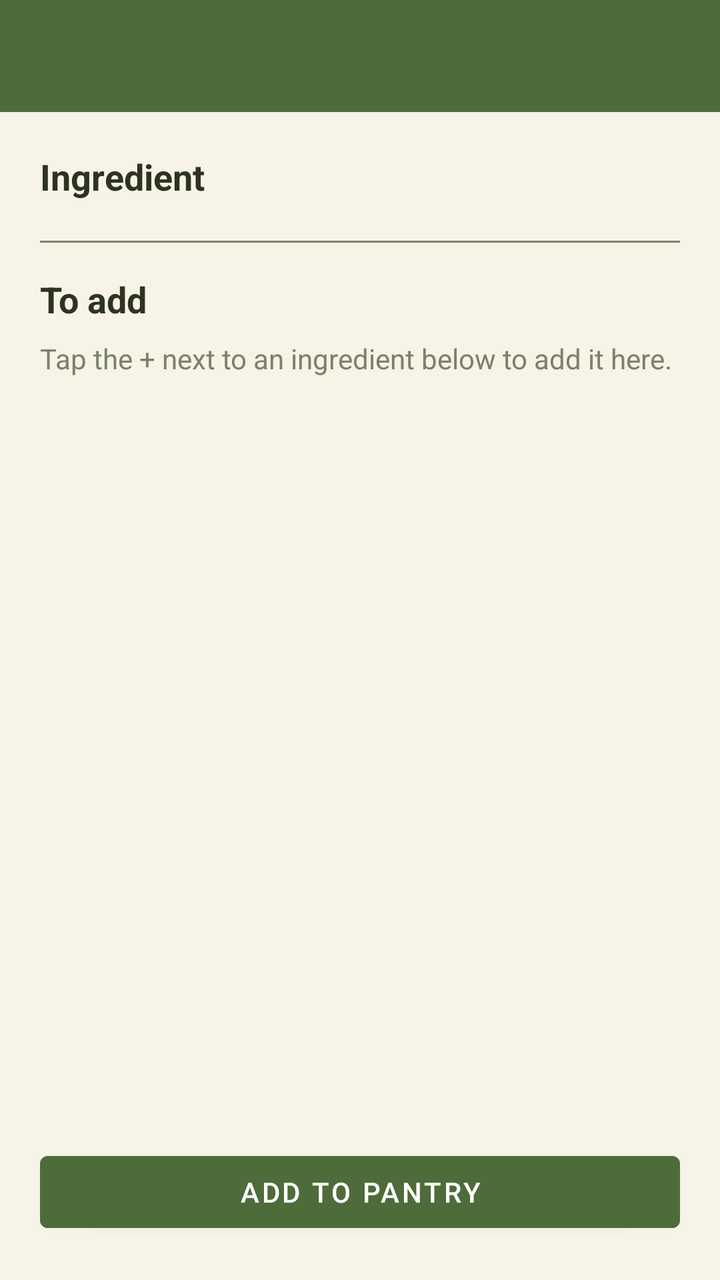
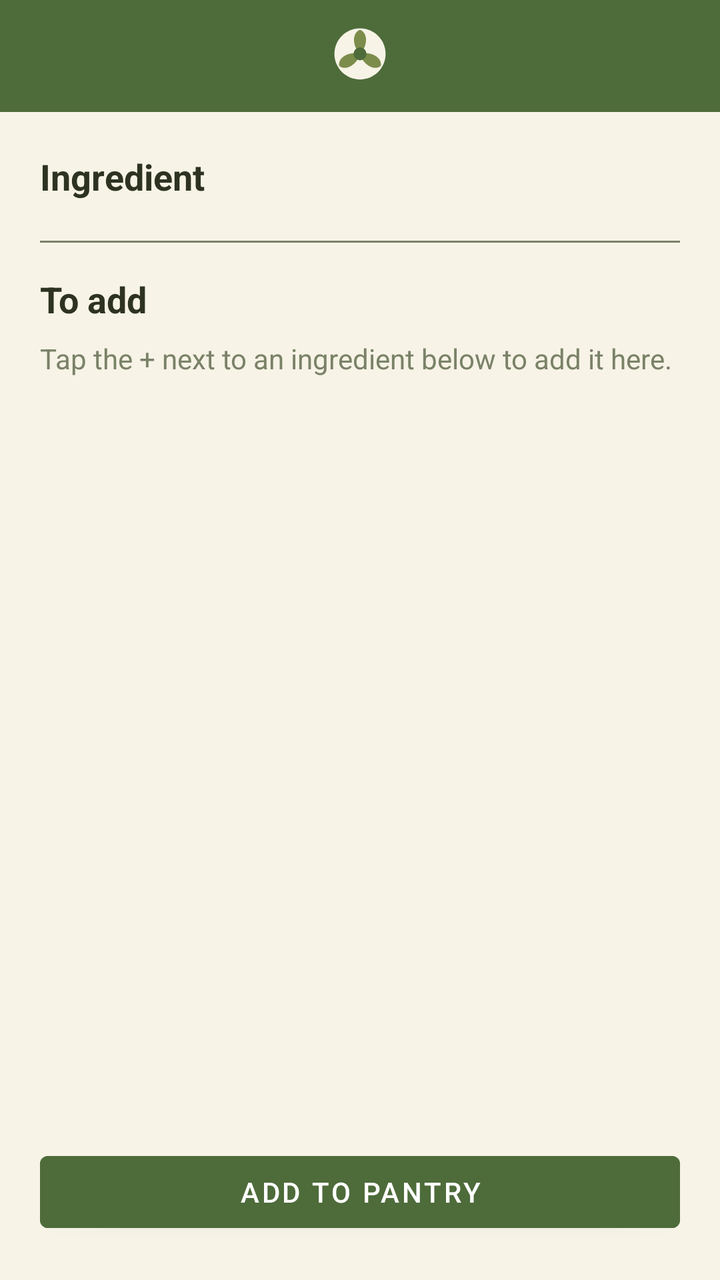

An Android layout rendered at two revisions. The XML below is the earlier revision; the diff shows what the commit changed to produce the second picture.
<!-- AndroidManifest.xml: application theme Theme.ScrapsToSavory -->
<!-- res/layout/activity_add_ingredients.xml -->
<?xml version="1.0" encoding="utf-8"?>
<LinearLayout xmlns:android="http://schemas.android.com/apk/res/android"
    android:layout_width="match_parent"
    android:layout_height="match_parent"
    android:background="@color/pantry_background"
    android:orientation="vertical">

    <androidx.appcompat.widget.Toolbar
        android:id="@+id/toolbar"
        android:layout_width="match_parent"
        android:layout_height="?attr/actionBarSize"
        android:background="@color/pantry_primary"
        android:title="@string/add_ingredients_title"
        android:titleTextColor="@color/white" />

    <ScrollView
        android:layout_width="match_parent"
        android:layout_height="0dp"
        android:layout_weight="1"
        android:fillViewport="true">

        <LinearLayout
            android:layout_width="match_parent"
            android:layout_height="wrap_content"
            android:orientation="vertical"
            android:padding="20dp">

            <TextView
                android:layout_width="wrap_content"
                android:layout_height="wrap_content"
                android:text="@string/ingredient_name_hint"
                android:textColor="@color/pantry_text_primary"
                android:textSize="18sp"
                android:textStyle="bold" />

            <LinearLayout
                android:id="@+id/containerIngredientGroups"
                android:layout_width="match_parent"
                android:layout_height="wrap_content"
                android:layout_marginTop="4dp"
                android:orientation="vertical" />

            <View
                android:layout_width="match_parent"
                android:layout_height="1dp"
                android:layout_marginTop="16dp"
                android:background="@color/pantry_text_secondary" />

            <TextView
                android:layout_width="wrap_content"
                android:layout_height="wrap_content"
                android:layout_marginTop="16dp"
                android:text="@string/add_ingredients_staged_heading"
                android:textColor="@color/pantry_text_primary"
                android:textSize="18sp"
                android:textStyle="bold" />

            <TextView
                android:id="@+id/textStagedEmpty"
                android:layout_width="match_parent"
                android:layout_height="wrap_content"
                android:layout_marginTop="8dp"
                android:text="@string/add_ingredients_staged_empty"
                android:textColor="@color/pantry_text_secondary"
                android:textSize="14sp" />

            <LinearLayout
                android:id="@+id/containerStagedList"
                android:layout_width="match_parent"
                android:layout_height="wrap_content"
                android:layout_marginTop="4dp"
                android:orientation="vertical" />

        </LinearLayout>
    </ScrollView>

    <Button
        android:id="@+id/buttonAddAll"
        android:layout_width="match_parent"
        android:layout_height="wrap_content"
        android:layout_margin="20dp"
        android:backgroundTint="@color/pantry_primary"
        android:text="@string/add_ingredients_save"
        android:textColor="@color/white" />

</LinearLayout>
<!-- resources referenced by this layout -->
<resources>
  <color name="pantry_background">#F7F3E6</color>
  <color name="pantry_primary">#4E6B3A</color>
  <color name="pantry_text_primary">#2E3321</color>
  <color name="pantry_text_secondary">#7A8268</color>
  <color name="white">#FFFFFF</color>
  <string name="add_ingredients_save">Add to pantry</string>
  <string name="add_ingredients_staged_empty">Tap the + next to an ingredient below to add it here.</string>
  <string name="add_ingredients_staged_heading">To add</string>
  <string name="add_ingredients_title">Add Ingredients</string>
  <string name="ingredient_name_hint">Ingredient</string>
  <style name="Theme.ScrapsToSavory" parent="Theme.MaterialComponents.Light.NoActionBar">
          <item name="colorPrimary">@color/pantry_primary</item>
          <item name="colorPrimaryDark">@color/pantry_primary_dark</item>
          <item name="colorAccent">@color/pantry_accent</item>
          <item name="android:windowBackground">@color/pantry_background</item>
      </style>
  <color name="pantry_primary_dark">#35492A</color>
  <color name="pantry_accent">#7C8C4B</color>
</resources>

<!-- the commit's change to res/layout/activity_add_ingredients.xml (unified diff, before → after) -->
@@ -11,7 +11,15 @@
         android:layout_height="?attr/actionBarSize"
         android:background="@color/pantry_primary"
         android:title="@string/add_ingredients_title"
-        android:titleTextColor="@color/white" />
+        android:titleTextColor="@color/white">
+
+        <ImageView
+            android:layout_width="32dp"
+            android:layout_height="32dp"
+            android:layout_gravity="center"
+            android:contentDescription="@string/app_name"
+            android:src="@drawable/ic_logo_toolbar" />
+    </androidx.appcompat.widget.Toolbar>
 
     <ScrollView
         android:layout_width="match_parent"
<!-- resource entries referenced after the edit -->
@@ -5,10 +5,55 @@
   <color name="pantry_text_primary">#2E3321</color>
   <color name="pantry_text_secondary">#7A8268</color>
   <color name="white">#FFFFFF</color>
+  <!-- drawable ic_logo_toolbar (drawable) -->
+  <vector xmlns:android="http://schemas.android.com/apk/res/android"
+      android:width="120dp"
+      android:height="120dp"
+      android:viewportWidth="120"
+      android:viewportHeight="120">
+  
+      
+      <path
+          android:fillColor="@color/pantry_background"
+          android:pathData="M60,8 C86.5097,8 108,29.4903 108,56 C108,82.5097 86.5097,104 60,104 C33.4903,104 12,82.5097 12,56 C12,29.4903 33.4903,8 60,8 Z" />
+  
+      <group
+          android:pivotX="60"
+          android:pivotY="56"
+          android:rotation="0">
+          <path
+              android:fillColor="@color/pantry_accent"
+              android:pathData="M60,56 C45,41 45,16 60,11 C75,16 75,41 60,56 Z" />
+      </group>
+  
+      <group
+          android:pivotX="60"
+          android:pivotY="56"
+          android:rotation="120">
+          <path
+              android:fillColor="@color/pantry_accent"
+              android:pathData="M60,56 C45,41 45,16 60,11 C75,16 75,41 60,56 Z" />
+      </group>
+  
+      <group
+          android:pivotX="60"
+          android:pivotY="56"
+          android:rotation="240">
+          <path
+              android:fillColor="@color/pantry_accent"
+              android:pathData="M60,56 C45,41 45,16 60,11 C75,16 75,41 60,56 Z" />
+      </group>
+  
+      <path
+          android:fillColor="@color/pantry_primary"
+          android:pathData="M60,44 C66.6274,44 72,49.3726 72,56 C72,62.6274 66.6274,68 60,68 C53.3726,68 48,62.6274 48,56 C48,49.3726 53.3726,44 60,44 Z" />
+  
+  </vector>
   <string name="add_ingredients_save">Add to pantry</string>
   <string name="add_ingredients_staged_empty">Tap the + next to an ingredient below to add it here.</string>
   <string name="add_ingredients_staged_heading">To add</string>
   <string name="add_ingredients_title">Add Ingredients</string>
+  <string name="app_name">Scraps to Savory</string>
   <string name="ingredient_name_hint">Ingredient</string>
   <style name="Theme.ScrapsToSavory" parent="Theme.MaterialComponents.Light.NoActionBar">
           <item name="colorPrimary">@color/pantry_primary</item>
